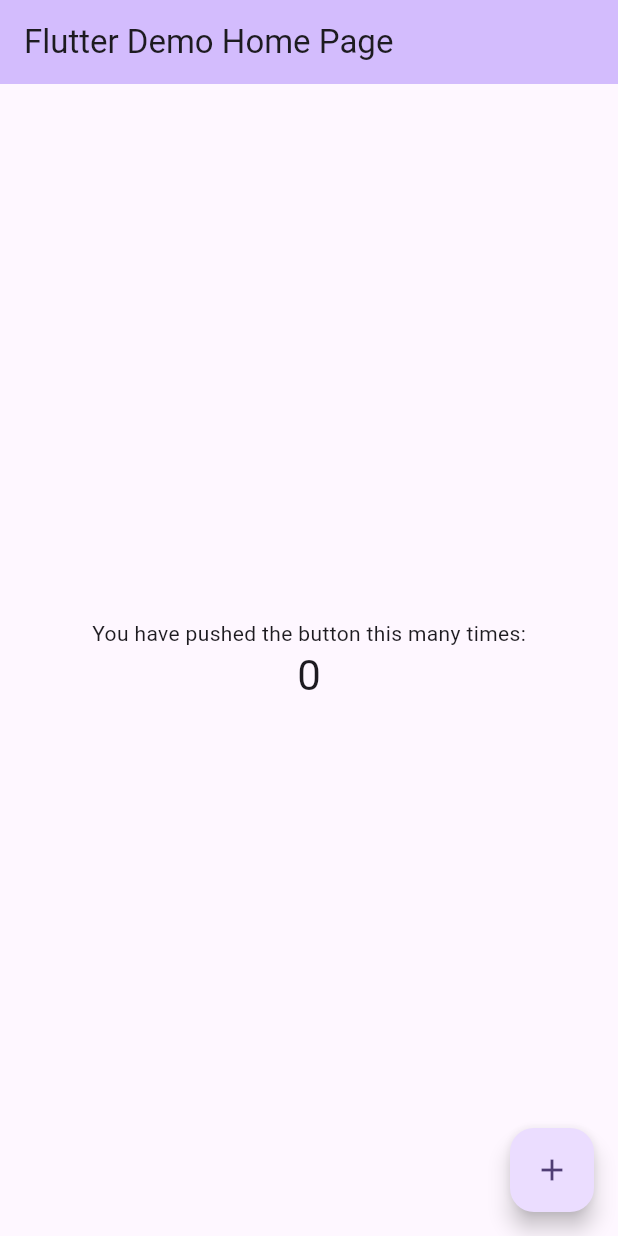
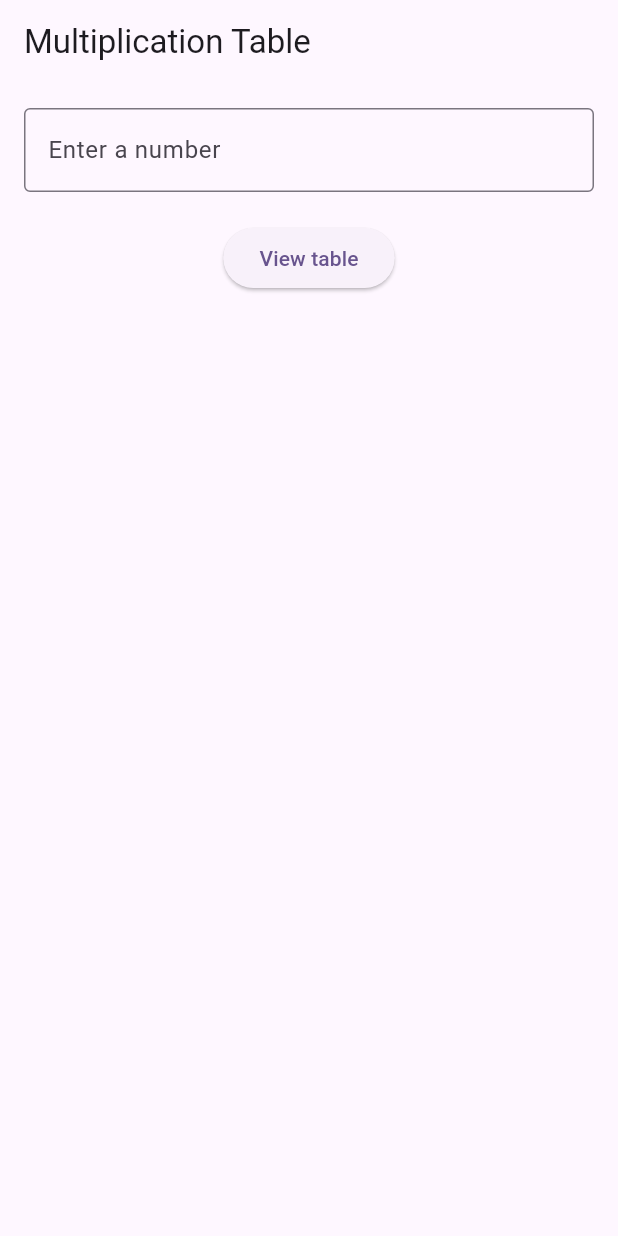
Before and after one commit to TelloCristian98/multiply-table, a Flutter app: the screen it shows after launch, on a phone screen of 412 x 824 dp. Run offline on Flutter 3.47's test engine with Material 3 defaults, Android fonts, the light colour scheme and no system bars.

Commit message:
demoTableScreen

```diff
--- /dev/null
+++ b/lib/Pages/HomeScreen.dart
@@ -0,0 +1,52 @@
+import "package:flutter/material.dart";
+import 'package:multiply_tables/Pages/tableScreen.dart';
+
+class HomeScreen extends StatefulWidget{
+  const HomeScreen({super.key});
+
+  @override
+  HomeScreenState createState()=> HomeScreenState();
+}
+
+class HomeScreenState extends State<HomeScreen>{
+  final TextEditingController controller=TextEditingController();
+
+  void navigateToTableScreen(BuildContext context){
+    final int? number =int.tryParse(controller.text);
+    if(number != null){
+      Navigator.push(
+        context,
+        MaterialPageRoute(
+          builder: (context) => tableScreen(number: number),
+        ),
+      );
+    }
+  }
+   @override
+  Widget build (BuildContext context){
+    return Scaffold(
+      appBar: AppBar(
+        title: const Text("Multiplication Table"),
+      ),
+      body: Padding(
+        padding: const EdgeInsets.all(16.0),
+        child: Column(
+          children: [
+            TextField(
+              controller: controller,
+              keyboardType: TextInputType.number,
+              decoration: const InputDecoration(
+                labelText: "Enter a number",
+                border: OutlineInputBorder(),
+              ),
+            ),
+            const SizedBox(height: 20),
+            ElevatedButton(onPressed: () => navigateToTableScreen(context),
+            child: const Text("View table"),
+            ),
+          ],
+        )
+      ),
+    );
+  }
+}
--- a/lib/Pages/tableScreen.dart
+++ b/lib/Pages/tableScreen.dart
@@ -0,0 +1,28 @@
+import 'package:flutter/material.dart';
+
+class tableScreen extends StatelessWidget{
+ final int number;
+ const tableScreen({required this.number, super.key});
+
+  @override
+  Widget build(BuildContext context){
+    List<String> results=List.generate(10, (i) => "${number}x${i + 1}=${number *(i+1)}");
+    return Scaffold(
+      appBar: AppBar(
+        title: Text("Tabla de $number"),
+      ),
+      body: Padding(
+        padding: const EdgeInsets.all(16.0),
+        child: ListView.builder(itemCount: results.length,
+        itemBuilder:(context, index) {
+          return ListTile(
+            title: Text(results[index]),
+          );
+        }
+        ),
+      ),
+    );
+  }
+
+
+}
--- a/lib/main.dart
+++ b/lib/main.dart
@@ -1,4 +1,5 @@
 import 'package:flutter/material.dart';
+import 'package:multiply_tables/Pages/HomeScreen.dart';
 
 
 void main() {
@@ -14,113 +15,11 @@
     return MaterialApp(
       title: 'Flutter Demo',
       theme: ThemeData(
-        // This is the theme of your application.
-        //
-        // TRY THIS: Try running your application with "flutter run". You'll see
-        // the application has a purple toolbar. Then, without quitting the app,
-        // try changing the seedColor in the colorScheme below to Colors.green
-        // and then invoke "hot reload" (save your changes or press the "hot
-        // reload" button in a Flutter-supported IDE, or press "r" if you used
-        // the command line to start the app).
-        //
-        // Notice that the counter didn't reset back to zero; the application
-        // state is not lost during the reload. To reset the state, use hot
-        // restart instead.
-        //
-        // This works for code too, not just values: Most code changes can be
-        // tested with just a hot reload.
+
         colorScheme: ColorScheme.fromSeed(seedColor: Colors.deepPurple),
         useMaterial3: true,
       ),
-      home: const MyHomePage(title: 'Flutter Demo Home Page'),
+      home: const HomeScreen(),
     );
   }
 }
-
-class MyHomePage extends StatefulWidget {
-  const MyHomePage({super.key, required this.title});
-
-  // This widget is the home page of your application. It is stateful, meaning
-  // that it has a State object (defined below) that contains fields that affect
-  // how it looks.
-
-  // This class is the configuration for the state. It holds the values (in this
-  // case the title) provided by the parent (in this case the App widget) and
-  // used by the build method of the State. Fields in a Widget subclass are
-  // always marked "final".
-
-  final String title;
-
-  @override
-  State<MyHomePage> createState() => _MyHomePageState();
-}
-
-class _MyHomePageState extends State<MyHomePage> {
-  int _counter = 0;
-
-  void _incrementCounter() {
-    setState(() {
-      // This call to setState tells the Flutter framework that something has
-      // changed in this State, which causes it to rerun the build method below
-      // so that the display can reflect the updated values. If we changed
-      // _counter without calling setState(), then the build method would not be
-      // called again, and so nothing would appear to happen.
-      _counter++;
-    });
-  }
-
-  @override
-  Widget build(BuildContext context) {
-    // This method is rerun every time setState is called, for instance as done
-    // by the _incrementCounter method above.
-    //
-    // The Flutter framework has been optimized to make rerunning build methods
-    // fast, so that you can just rebuild anything that needs updating rather
-    // than having to individually change instances of widgets.
-    return Scaffold(
-      appBar: AppBar(
-        // TRY THIS: Try changing the color here to a specific color (to
-        // Colors.amber, perhaps?) and trigger a hot reload to see the AppBar
-        // change color while the other colors stay the same.
-        backgroundColor: Theme.of(context).colorScheme.inversePrimary,
-        // Here we take the value from the MyHomePage object that was created by
-        // the App.build method, and use it to set our appbar title.
-        title: Text(widget.title),
-      ),
-      body: Center(
-        // Center is a layout widget. It takes a single child and positions it
-        // in the middle of the parent.
-        child: Column(
-          // Column is also a layout widget. It takes a list of children and
-          // arranges them vertically. By default, it sizes itself to fit its
-          // children horizontally, and tries to be as tall as its parent.
-          //
-          // Column has various properties to control how it sizes itself and
-          // how it positions its children. Here we use mainAxisAlignment to
-          // center the children vertically; the main axis here is the vertical
-          // axis because Columns are vertical (the cross axis would be
-          // horizontal).
-          //
-          // TRY THIS: Invoke "debug painting" (choose the "Toggle Debug Paint"
-          // action in the IDE, or press "p" in the console), to see the
-          // wireframe for each widget.
-          mainAxisAlignment: MainAxisAlignment.center,
-          children: <Widget>[
-            const Text(
-              'You have pushed the button this many times:',
-            ),
-            Text(
-              '$_counter',
-              style: Theme.of(context).textTheme.headlineMedium,
-            ),
-          ],
-        ),
-      ),
-      floatingActionButton: FloatingActionButton(
-        onPressed: _incrementCounter,
-        tooltip: 'Increment',
-        child: const Icon(Icons.add),
-      ), // This trailing comma makes auto-formatting nicer for build methods.
-    );
-  }
-}
```
Also changed, not shown: pubspec.lock.
